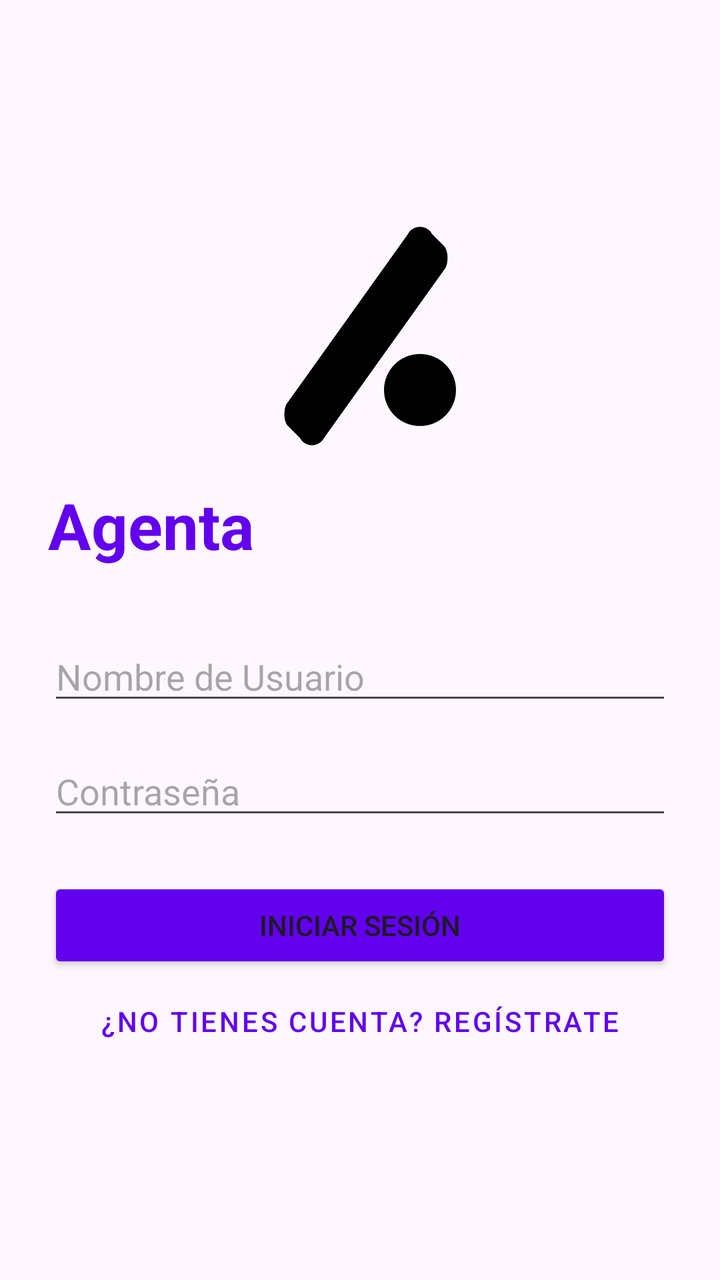
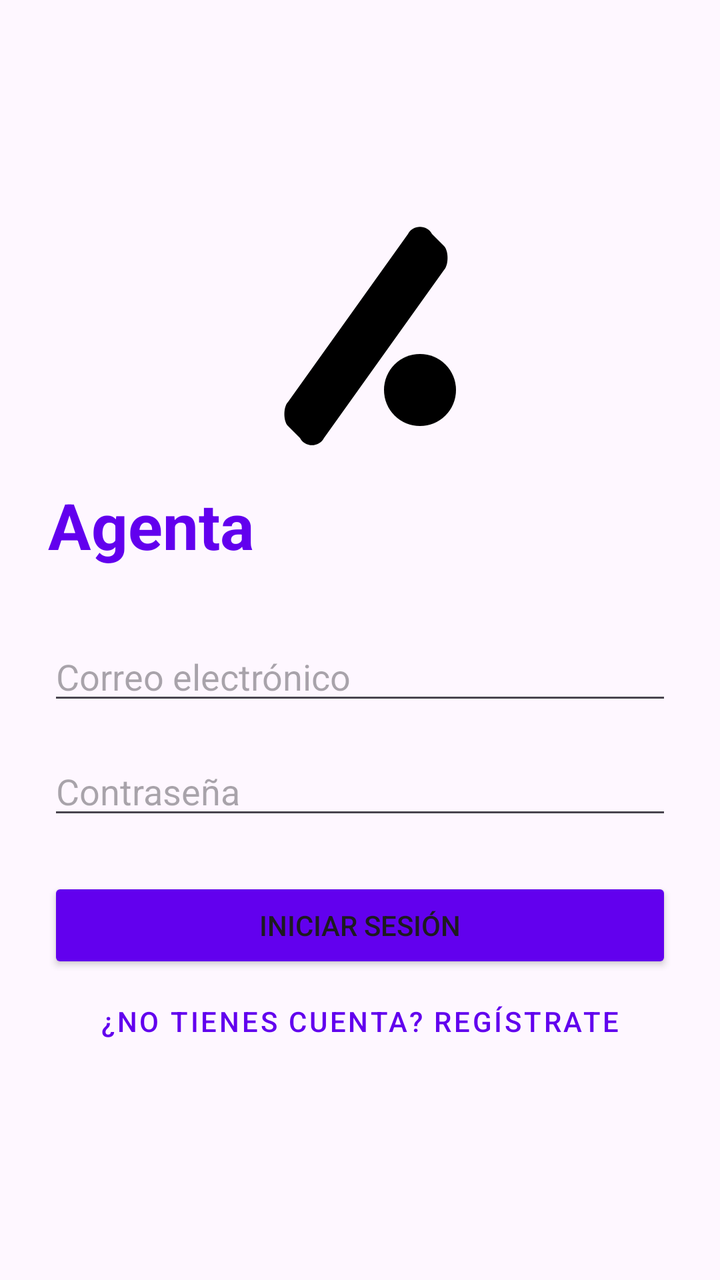

Before-and-after screenshots of an Android layout around one commit, followed by the original layout XML and the change that was made.
<!-- AndroidManifest.xml: activity theme Theme.Agenta -->
<!-- res/layout/activity_login.xml -->
<?xml version="1.0" encoding="utf-8"?>
<LinearLayout xmlns:android="http://schemas.android.com/apk/res/android"
    android:id="@+id/layoutLogin"
    android:layout_width="match_parent"
    android:layout_height="match_parent"
    android:orientation="vertical"
    android:padding="24dp"
    android:gravity="center_vertical">

    
    <ImageView
        android:layout_width="120dp"
        android:layout_height="120dp"
        android:layout_gravity="center_horizontal"
        android:layout_marginBottom="16dp"
        android:src="@drawable/ic_logo_app" />

    
    <TextView
        android:layout_width="match_parent"
        android:layout_height="wrap_content"
        android:text="Agenta"
        android:textSize="32sp"
        android:textStyle="bold"
        android:textAlignment="center"
        android:layout_marginBottom="32dp"
        android:textColor="#6200EE"/>

    
    <EditText
        android:id="@+id/etUsuario"
        android:layout_width="match_parent"
        android:layout_height="wrap_content"
        android:hint="Nombre de Usuario"
        android:inputType="textPersonName"
        android:layout_marginBottom="16dp"/>

    
    <EditText
        android:id="@+id/etContrasena"
        android:layout_width="match_parent"
        android:layout_height="wrap_content"
        android:hint="Contraseña"
        android:inputType="textPassword"
        android:layout_marginBottom="24dp"/>

    
    <Button
        android:id="@+id/btnIniciarSesion"
        android:layout_width="match_parent"
        android:layout_height="wrap_content"
        android:text="Iniciar Sesión"
        android:backgroundTint="#6200EE"/>

    
    <Button
        android:id="@+id/btnNuevaSesion"
        android:layout_width="match_parent"
        android:layout_height="wrap_content"
        style="@style/Widget.MaterialComponents.Button.TextButton"
        android:text="¿No tienes cuenta? Regístrate"
        android:textColor="#6200EE"/>
</LinearLayout>
<!-- resources referenced by this layout -->
<resources>
  <!-- drawable ic_logo_app (drawable) -->
  <vector xmlns:android="http://schemas.android.com/apk/res/android"
      android:width="200dp"
      android:height="200dp"
      android:viewportWidth="100"
      android:viewportHeight="100">
      <path
          android:fillColor="#000000"
          android:pathData="M20,80 L70,10 C72,6 78,6 80,10 L85,15 C87,17 87,23 85,25 L35,95 C33,99 27,99 25,95 L20,90 C18,88 18,82 20,80 Z" />
  
      <path
          android:fillColor="#000000"
          android:pathData="M75,75 m-15,0 a15,15 0 1,1 30,0 a15,15 0 1,1 -30,0" />
  </vector>
  <style name="Theme.Agenta" parent="Base.Theme.Agenta" />
  <style name="Base.Theme.Agenta" parent="Theme.Material3.DayNight.NoActionBar">
          
          
      </style>
</resources>

<!-- the commit's change to res/layout/activity_login.xml (unified diff, before → after) -->
@@ -31,8 +31,8 @@
         android:id="@+id/etUsuario"
         android:layout_width="match_parent"
         android:layout_height="wrap_content"
-        android:hint="Nombre de Usuario"
-        android:inputType="textPersonName"
+        android:hint="Correo electrónico"
+        android:inputType="textEmailAddress"
         android:layout_marginBottom="16dp"/>
 
     
